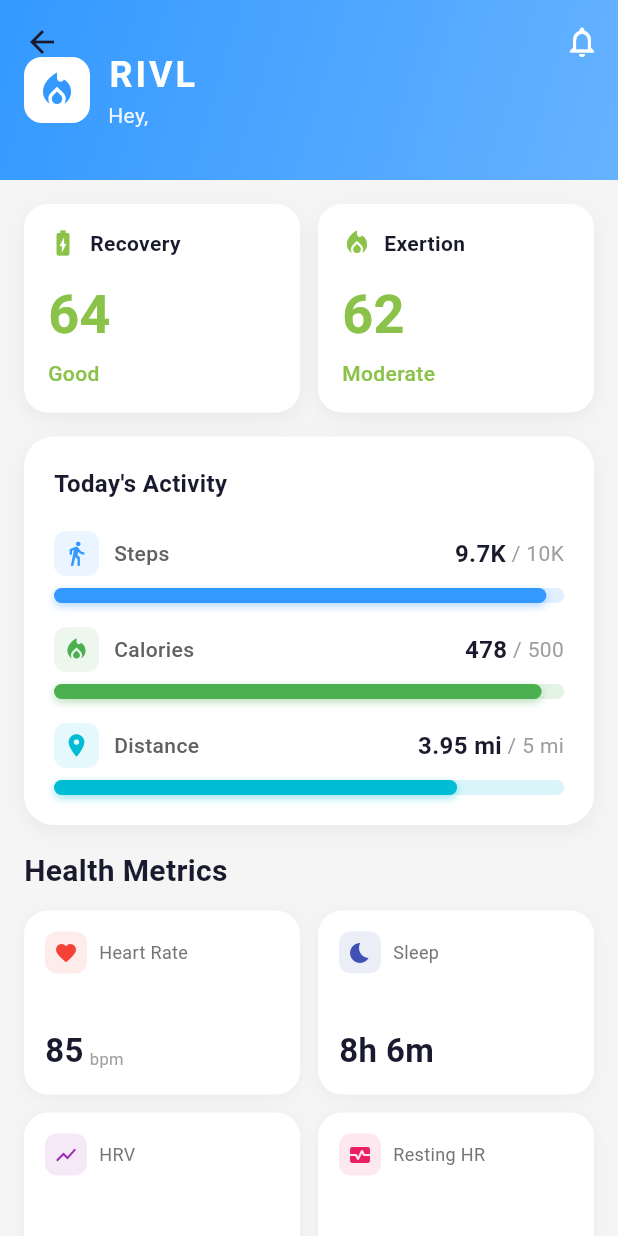
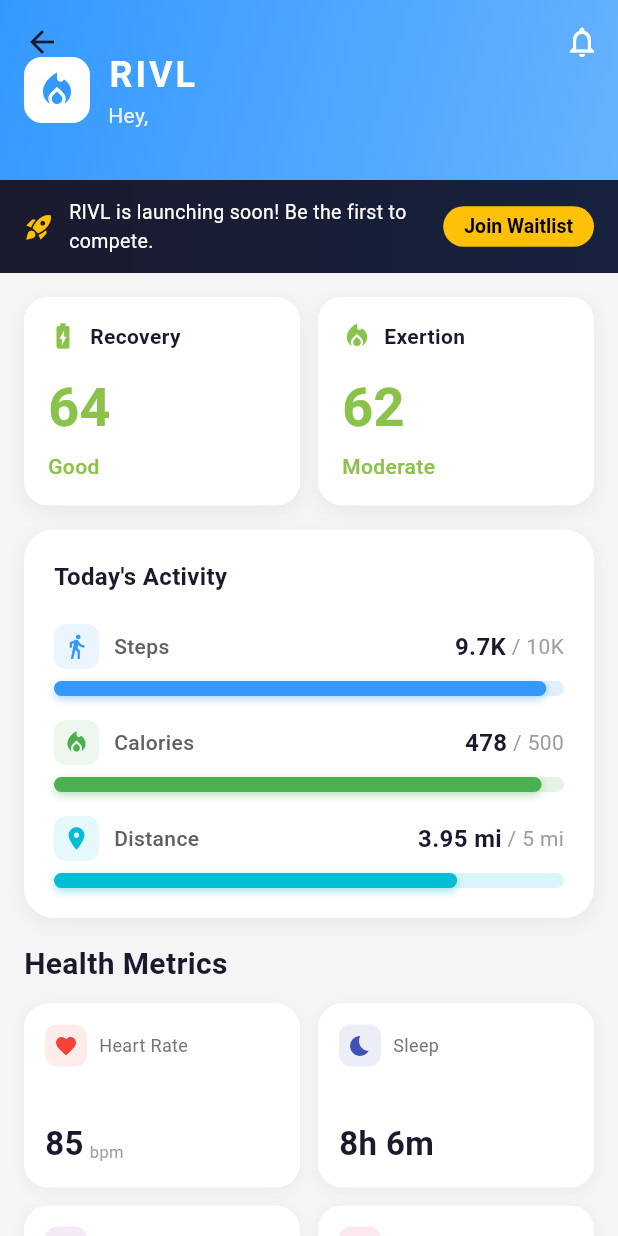
Before and after one commit to bbakenhus7/rivl, a Flutter app: the HomeScreen screen opened directly, on a phone screen of 412 x 824 dp. Run offline on Flutter 3.47's test engine with Material 3 defaults, Android fonts, the phone set to English and light mode, and no system bars; our stand-ins replace cloud_firestore, cloud_functions, firebase_auth, firebase_core, firebase_messaging; missing offline and left inert: flutter_stripe; accounts and stored records are empty.

Commit message:
Add waitlist banner at top of home screen
https://claude.ai/code/session_01LDtpU4w8xq6cZbZo2eLELE

```diff
--- a/lib/screens/home/home_screen.dart
+++ b/lib/screens/home/home_screen.dart
@@ -148,6 +148,50 @@ class _HomeScreenState extends State<HomeScreen> {
                   },
                 ),
               ],
+            ),
+
+            // Waitlist Banner
+            SliverToBoxAdapter(
+              child: Container(
+                width: double.infinity,
+                padding: const EdgeInsets.symmetric(horizontal: 16, vertical: 12),
+                decoration: const BoxDecoration(
+                  gradient: LinearGradient(
+                    colors: [Color(0xFF1A1A2E), Color(0xFF16213E)],
+                  ),
+                ),
+                child: Row(
+                  children: [
+                    const Icon(Icons.rocket_launch, color: Colors.amber, size: 20),
+                    const SizedBox(width: 10),
+                    const Expanded(
+                      child: Text(
+                        'RIVL is launching soon! Be the first to compete.',
+                        style: TextStyle(color: Colors.white, fontSize: 13),
+                      ),
+                    ),
+                    TextButton(
+                      onPressed: () {
+                        // TODO: Link to waitlist signup
+                      },
+                      style: TextButton.styleFrom(
+                        backgroundColor: Colors.amber,
+                        foregroundColor: Colors.black,
+                        padding: const EdgeInsets.symmetric(horizontal: 14, vertical: 6),
+                        minimumSize: Size.zero,
+                        tapTargetSize: MaterialTapTargetSize.shrinkWrap,
+                        shape: RoundedRectangleBorder(
+                          borderRadius: BorderRadius.circular(20),
+                        ),
+                      ),
+                      child: const Text(
+                        'Join Waitlist',
+                        style: TextStyle(fontWeight: FontWeight.bold, fontSize: 13),
+                      ),
+                    ),
+                  ],
+                ),
+              ),
             ),
 
             // Content
```
